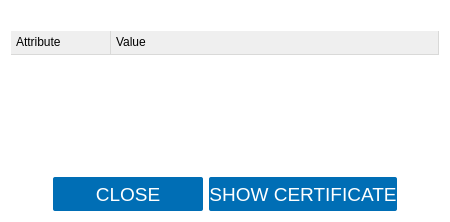
Above: client/dialogs/KeyDialog.ui from open-eid/DigiDoc4-Client before the change. Below: the same form after it.
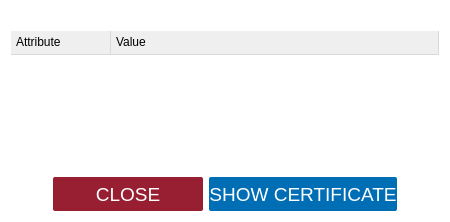
That is the form after the change.

Patch:
```diff
--- a/client/dialogs/KeyDialog.ui
+++ b/client/dialogs/KeyDialog.ui
@@ -103,7 +103,7 @@
 	border-radius: 2px; 
 	border: none;
 	color: #ffffff;
-	background-color: #006EB5;
+	background-color: #981E32;
 }
 QPushButton:pressed {
 	background-color: #41B6E6;
```
Left out of the diff: 4 changed lines with no effect on the pictures.
